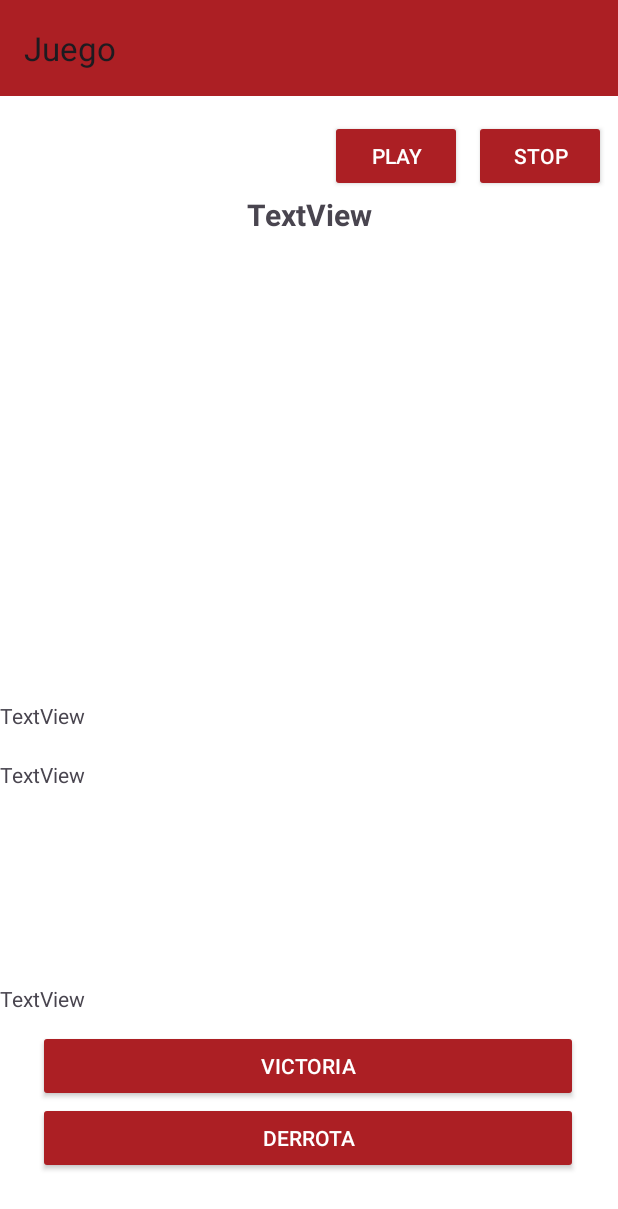
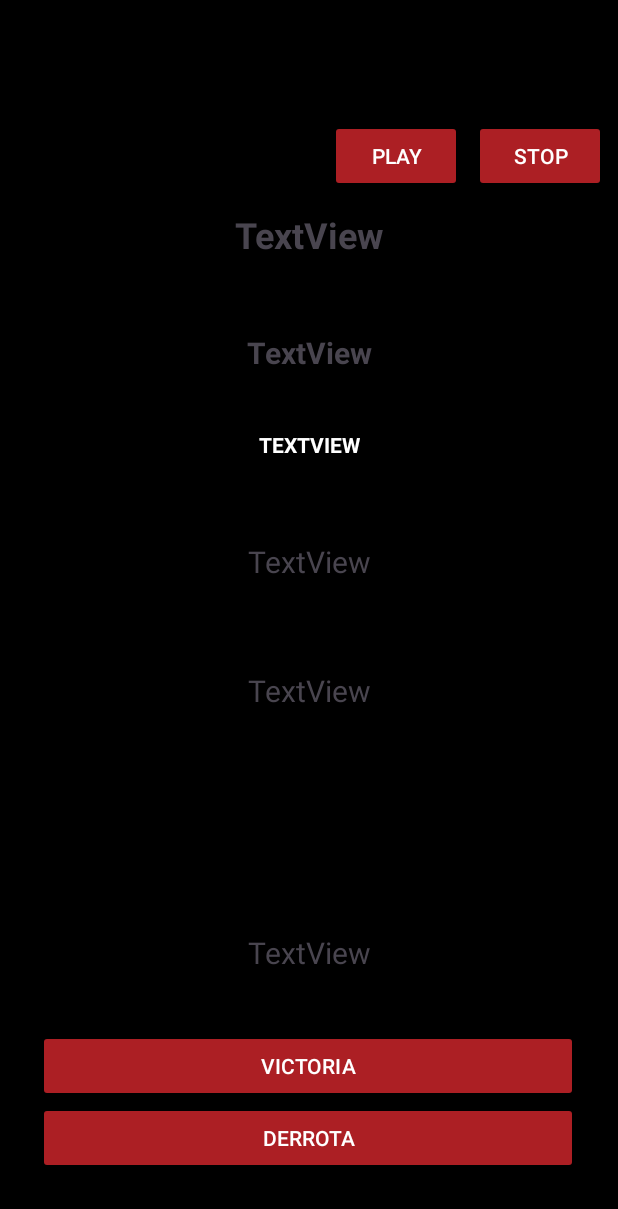
Before and after one commit to andreww44/AppScreenBopit, an Android app: the Juego screen opened directly, with no data from a screen before it, on a phone screen of 412 x 824 dp. Shown: the top 1209 px of the screen. Run offline under Robolectric (Android 15) with nearby library versions, the phone set to English and light mode, and no system bars; 2 statements that could not run were skipped.

Commit message:
Ultima Actualizacion

```diff
--- a/app/src/main/java/com/example/myapplication/Juego.kt
+++ b/app/src/main/java/com/example/myapplication/Juego.kt
@@ -7,6 +7,8 @@ import android.hardware.SensorEventListener
 import android.hardware.SensorManager
 import android.media.MediaPlayer
 import android.os.Bundle
+import android.os.Handler
+import android.os.Looper
 import android.view.GestureDetector
 import android.view.MotionEvent
 import android.widget.ArrayAdapter
@@ -15,6 +17,7 @@ import android.widget.ListView
 import android.widget.TextView
 import android.widget.Toast
 import androidx.appcompat.app.AppCompatActivity
+import java.util.Random
 
 private const val DEBUG_TAG = "Gestures"
 class Juego : AppCompatActivity(), SensorEventListener {
@@ -29,54 +32,57 @@ class Juego : AppCompatActivity(), SensorEventListener {
     private lateinit var bStop: Button
     private lateinit var bVictory: Button
     private lateinit var bDefeat: Button
+    public var currentNumer = 0
+    public var next = false;
 
     private val linear_acceleration = DoubleArray(3) { 0.0 }
 
     private lateinit var gestureDetector: GestureDetector
 
     private lateinit var textViewTouchEvent: TextView
-    private lateinit var listViewTouchEventHistory: ListView
-    private lateinit var touchEventHistory: ArrayList<String>
-    private lateinit var historyAdapter: ArrayAdapter<String>
-
+    private lateinit var bopi: TextView
+    private lateinit var textViewRun: TextView
 
     private lateinit var sensorManager: SensorManager
     private lateinit var sensor: Sensor
-    //private lateinit var sensorEventListener: SensorEventListener
-    //ivate lateinit var sensorEventLsitener: SensorEventListener
 
     private lateinit var axi_x: TextView
     private lateinit var axi_y: TextView
     private lateinit var axi_z: TextView
+
+
+    //Tiempoo
+
+    private var timeInterval = 3000L // Initial time interval, set to 3 seconds (3000 milliseconds)
+    private val handler = Handler(Looper.getMainLooper())
+    private var count  = 0
+    private lateinit var updateText: Runnable
+
+    private val acciones = Array<String>(3){"Shakeit"; "Flingit"; "DoubleTouchIt"}
     override fun onCreate(savedInstanceState: Bundle?) {
         super.onCreate(savedInstanceState)
         setContentView(R.layout.activity_juego)
+
 
         sensorManager =getSystemService(Context.SENSOR_SERVICE) as SensorManager
         sensor = sensorManager.getDefaultSensor(Sensor.TYPE_ACCELEROMETER)
 
         gestureDetector = GestureDetector(this, GestureListener())
 
-
         val a = sensorManager.registerListener(this, sensor, SensorManager.SENSOR_DELAY_NORMAL)
-
-        //ToolBar
-        setSupportActionBar(findViewById(R.id.toolbar3))
 
         //Crear Lsita
         textViewTouchEvent = findViewById(R.id.textViewTouchEvent)
-        listViewTouchEventHistory = findViewById(R.id.listViewTouchEventHistory)
+        textViewRun = findViewById(R.id.textrun)
 
         axi_x = findViewById(R.id.AxiX)
         axi_y = findViewById(R.id.AxiY)
         axi_z = findViewById(R.id.AxiZ)
 
-        touchEventHistory = ArrayList()
-        historyAdapter = ArrayAdapter(this, android.R.layout.simple_list_item_1, touchEventHistory)
-        listViewTouchEventHistory.adapter = historyAdapter
+        bopi = findViewById(R.id.bopi)
 
         //MediaPlayer
-        backMusic = MediaPlayer.create(applicationContext, R.raw.laser)
+        backMusic = MediaPlayer.create(applicationContext, R.raw.loopbopit)
         defeatSong = MediaPlayer.create(applicationContext, R.raw.fallo)
         victorySong = MediaPlayer.create(applicationContext, R.raw.victoria)
 
@@ -88,7 +94,12 @@ class Juego : AppCompatActivity(), SensorEventListener {
         backMusic.start()
         backMusic.isLooping = true;
 
-        //sensor.
+
+        updateText = updateTextRunnable
+
+
+
+        decreaseTimeDelay()
 
     }
 
@@ -136,47 +147,32 @@ class Juego : AppCompatActivity(), SensorEventListener {
             e1: MotionEvent, e2: MotionEvent,
             velocityX: Float, velocityY: Float
         ): Boolean {
-            showToast("onFling")
-            addToList("onFling")
+            showToast("Flingit")
+            textViewTouchEvent.text = "Flinit";
+            if(currentNumer == 2)
+            {
+                bopi.text = "Bopit"
+                next = true;
+                //decreaseTimeDelay()
+            }
             return true
+        }
+
+        override fun onDoubleTap(e: MotionEvent): Boolean {
+            showToast("DoubleTouch")
+            textViewTouchEvent.text = "Doubleit";
+            if(currentNumer == 3)
+            {
+                bopi.text = "Bopit"
+                next = true;
+                //decreaseTimeDelay()
+            }
+            return super.onDoubleTap(e)
         }
     }
 
-    /*
-    inner class sensorEventListener: SensorEventListener{
-
-        override fun onSensorChanged(event: SensorEvent) {
-
-            val alpha: Float = 0.8f
-            var gravity = 9.8;
-
-            // Isolate the force of gravity with the low-pass filter. val gravity[3]: Float;
-            var gravity_1 = alpha * gravity + (1 - alpha) * event.values[0]
-            var gravity_2 = alpha * gravity + (1 - alpha) * event.values[1]
-            var gravity_3 = alpha * gravity + (1 - alpha) * event.values[2]
-
-            // Remove the gravity contribution with the high-pass filter.
-            linear_acceleration[0] = event.values[0] - gravity_1
-            linear_acceleration[1] = event.values[1] - gravity_2
-            linear_acceleration[2] = event.values[2] - gravity_3
-
-            axi_x.text = linear_acceleration[0].toString();
-            axi_y.text = linear_acceleration[1].toString();
-            axi_z.text = linear_acceleration[2].toString();
-        }
-
-        override fun onAccuracyChanged(p0: Sensor?, p1: Int) {
-        }
-    }*/
-
     private fun showToast(message: String) {
         Toast.makeText(this, message, Toast.LENGTH_SHORT).show()
-    }
-    private fun addToList(action: String){
-        val historyEntry = "Action: $action"
-        textViewTouchEvent.text = action
-        touchEventHistory.add(0, historyEntry)
-        historyAdapter.notifyDataSetChanged()
     }
 
     override fun onSensorChanged(p0: SensorEvent?) {
@@ -193,9 +189,9 @@ class Juego : AppCompatActivity(), SensorEventListener {
             linear_acceleration[1] = p0.values[1] - gravity_2
             linear_acceleration[2] = p0.values[2] - gravity_3
 
-            axi_x.text = linear_acceleration[0].toString();
-            axi_y.text = linear_acceleration[1].toString();
-            axi_z.text = linear_acceleration[2].toString();
+            axi_x.text = "X = " + linear_acceleration[0].toString();
+            axi_y.text = "Y = " + linear_acceleration[1].toString();
+            axi_z.text = "Z = " + linear_acceleration[2].toString();
         }
         // Isolate the force of gravity with the low-pass filter. val gravity[3]: Float;
 
@@ -206,4 +202,36 @@ class Juego : AppCompatActivity(), SensorEventListener {
     }
 
 
+    private val updateTextRunnable = object : Runnable {
+        override fun run() {
+            textViewRun.text = changeInstruction() + " (" + timeInterval.toString() + " )"
+            handler.postDelayed(updateText, timeInterval)
+        }
+    }
+
+    private fun changeInstruction() : String? {
+        val random = Random()
+        val randomIndex = random.nextInt(acciones.size)
+        currentNumer = randomIndex + 1;
+        return acciones[randomIndex]
+    }
+
+    private fun decreaseTimeDelay() {
+        count += 1
+        if (count == 3) {
+            handler.removeCallbacks(updateText)
+            return
+        }
+        timeInterval -= 500L
+        handler.removeCallbacks(updateText) // Remove previous callbacks
+        handler.postDelayed(updateText, timeInterval)
+    }
+
+    private fun GameLoop() {
+        next = false;
+        if(next == true){
+            decreaseTimeDelay();
+        }
+
+    }
 }
--- a/app/src/main/java/com/example/myapplication/Preferencias.kt
+++ b/app/src/main/java/com/example/myapplication/Preferencias.kt
@@ -21,7 +21,7 @@ class Preferencias : AppCompatActivity() {
         setSupportActionBar(findViewById(R.id.toolbar2))
 
         val loginButton = findViewById<Button>(R.id.Login)
-
+        /*
         val user = findViewById<EditText>(R.id.UserLog);
         val password = findViewById<EditText>(R.id.Password);
         val userlog = findViewById<TextView>(R.id.User);
@@ -35,7 +35,7 @@ class Preferencias : AppCompatActivity() {
                 userlog.setText("Contraseña Incorrecta")
             }
 
-        }
+        }*/
     }
 
     override fun onCreateOptionsMenu(menu: Menu?): Boolean {
--- a/app/src/main/res/layout/activity_juego.xml
+++ b/app/src/main/res/layout/activity_juego.xml
@@ -4,22 +4,77 @@
     xmlns:tools="http://schemas.android.com/tools"
     android:layout_width="match_parent"
     android:layout_height="match_parent"
-    android:background="@color/white"
+    android:background="@color/black"
     tools:context=".Juego">
 
-    <androidx.appcompat.widget.Toolbar
-        android:id="@+id/toolbar3"
+    <LinearLayout
+        android:id="@+id/Texto"
         android:layout_width="0dp"
-        android:layout_height="wrap_content"
-        android:layout_marginBottom="65dp"
-        android:background="?attr/colorPrimary"
-        android:minHeight="?attr/actionBarSize"
-        android:theme="?attr/actionBarTheme"
-        app:layout_constraintBottom_toTopOf="@+id/linearLayout3"
+        android:layout_height="0dp"
+        android:orientation="vertical"
+        app:layout_constraintBottom_toTopOf="@+id/linearLayout"
         app:layout_constraintEnd_toEndOf="parent"
         app:layout_constraintStart_toStartOf="parent"
-        app:layout_constraintTop_toTopOf="parent"
-        app:title="Juego" />
+        app:layout_constraintTop_toTopOf="parent">
+
+        <Space
+            android:layout_width="match_parent"
+            android:layout_height="140dp" />
+
+        <TextView
+            android:id="@+id/textrun"
+            android:layout_width="match_parent"
+            android:layout_height="81dp"
+            android:text="TextView"
+            android:textAlignment="center"
+            android:textSize="24sp"
+            android:textStyle="bold" />
+
+        <TextView
+            android:id="@+id/textViewTouchEvent"
+            android:layout_width="match_parent"
+            android:layout_height="65dp"
+            android:text="TextView"
+            android:textAlignment="center"
+            android:textSize="20sp"
+            android:textStyle="bold" />
+
+        <TextView
+            android:id="@+id/bopi"
+            android:layout_width="match_parent"
+            android:layout_height="74dp"
+            android:text="TextView"
+            android:textAlignment="center"
+            android:textAllCaps="true"
+            android:textColor="#FFFFFF"
+            android:textStyle="bold" />
+
+        <TextView
+            android:id="@+id/AxiX"
+            android:layout_width="match_parent"
+            android:layout_height="86dp"
+            android:text="TextView"
+            android:textAlignment="center"
+            android:textSize="20sp" />
+
+        <TextView
+            android:id="@+id/AxiY"
+            android:layout_width="match_parent"
+            android:layout_height="101dp"
+            android:layout_weight="1"
+            android:text="TextView"
+            android:textAlignment="center"
+            android:textSize="20sp" />
+
+        <TextView
+            android:id="@+id/AxiZ"
+            android:layout_width="match_parent"
+            android:layout_height="65dp"
+            android:text="TextView"
+            android:textAlignment="center"
+            android:textSize="20sp" />
+
+    </LinearLayout>
 
     <LinearLayout
         android:id="@+id/linearLayout2"
@@ -58,52 +113,6 @@
     </LinearLayout>
 
     <LinearLayout
-        android:id="@+id/linearLayout3"
-        android:layout_width="0dp"
-        android:layout_height="0dp"
-        android:layout_marginBottom="128dp"
-        android:orientation="vertical"
-        app:layout_constraintBottom_toBottomOf="parent"
-        app:layout_constraintEnd_toEndOf="parent"
-        app:layout_constraintStart_toStartOf="parent"
-        app:layout_constraintTop_toBottomOf="@+id/toolbar3">
-
-        <TextView
-            android:id="@+id/textViewTouchEvent"
-            android:layout_width="match_parent"
-            android:layout_height="152dp"
-            android:text="TextView"
-            android:textAlignment="center"
-            android:textSize="20sp"
-            android:textStyle="bold" />
-
-        <ListView
-            android:id="@+id/listViewTouchEventHistory"
-            android:layout_width="match_parent"
-            android:layout_height="186dp" />
-
-        <TextView
-            android:id="@+id/AxiX"
-            android:layout_width="match_parent"
-            android:layout_height="39dp"
-            android:text="TextView" />
-
-        <TextView
-            android:id="@+id/AxiY"
-            android:layout_width="match_parent"
-            android:layout_height="55dp"
-            android:layout_weight="1"
-            android:text="TextView" />
-
-        <TextView
-            android:id="@+id/AxiZ"
-            android:layout_width="match_parent"
-            android:layout_height="40dp"
-            android:text="TextView" />
-
-    </LinearLayout>
-
-    <LinearLayout
         android:id="@+id/linearLayout"
         android:layout_width="360dp"
         android:layout_height="118dp"
```
Also changed, not shown: 2 other files.
